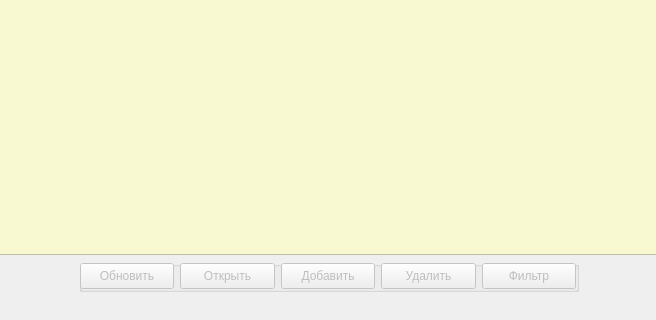
This is main_window.ui in moisizz/Rehab-Database-Client as Qt 5 draws it before an edit; both pictures show x 119 to 775 and y 219 to 539 of the 900 by 539 pixel window. The edited form follows.
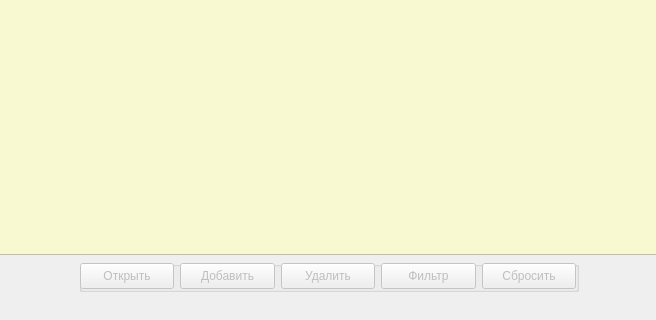
This is the edited form. Icons and pictures are not drawn.

What changed in the file:
```diff
--- a/main_window.ui
+++ b/main_window.ui
@@ -93,28 +93,6 @@
            </rect>
           </property>
           <layout class="QHBoxLayout" name="buttonBoxLayout">
-           <item>
-            <widget class="QPushButton" name="refreshButton">
-             <property name="enabled">
-              <bool>false</bool>
-             </property>
-             <property name="sizePolicy">
-              <sizepolicy hsizetype="Maximum" vsizetype="Fixed">
-               <horstretch>0</horstretch>
-               <verstretch>0</verstretch>
-              </sizepolicy>
-             </property>
-             <property name="maximumSize">
-              <size>
-               <width>150</width>
-               <height>26</height>
-              </size>
-             </property>
-             <property name="text">
-              <string>Обновить</string>
-             </property>
-            </widget>
-           </item>
            <item>
             <widget class="QPushButton" name="openButton">
              <property name="enabled">
@@ -201,6 +179,36 @@
              <property name="text">
               <string>Фильтр</string>
              </property>
+             <property name="icon">
+              <iconset resource="icons.qrc">
+               <normaloff>:/icons/filter</normaloff>:/icons/filter</iconset>
+             </property>
+            </widget>
+           </item>
+           <item>
+            <widget class="QPushButton" name="refreshButton">
+             <property name="enabled">
+              <bool>false</bool>
+             </property>
+             <property name="sizePolicy">
+              <sizepolicy hsizetype="Maximum" vsizetype="Fixed">
+               <horstretch>0</horstretch>
+               <verstretch>0</verstretch>
+              </sizepolicy>
+             </property>
+             <property name="maximumSize">
+              <size>
+               <width>150</width>
+               <height>26</height>
+              </size>
+             </property>
+             <property name="text">
+              <string>Сбросить</string>
+             </property>
+             <property name="icon">
+              <iconset resource="icons.qrc">
+               <normaloff>:/icons/refresh</normaloff>:/icons/refresh</iconset>
+             </property>
             </widget>
            </item>
           </layout>
```
Left out of the diff: 22 changed lines with no effect on the pictures.
